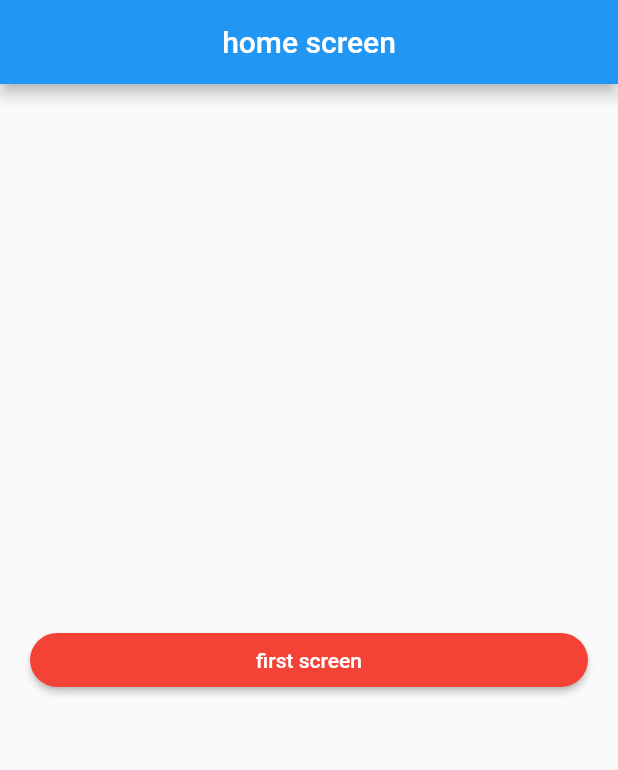
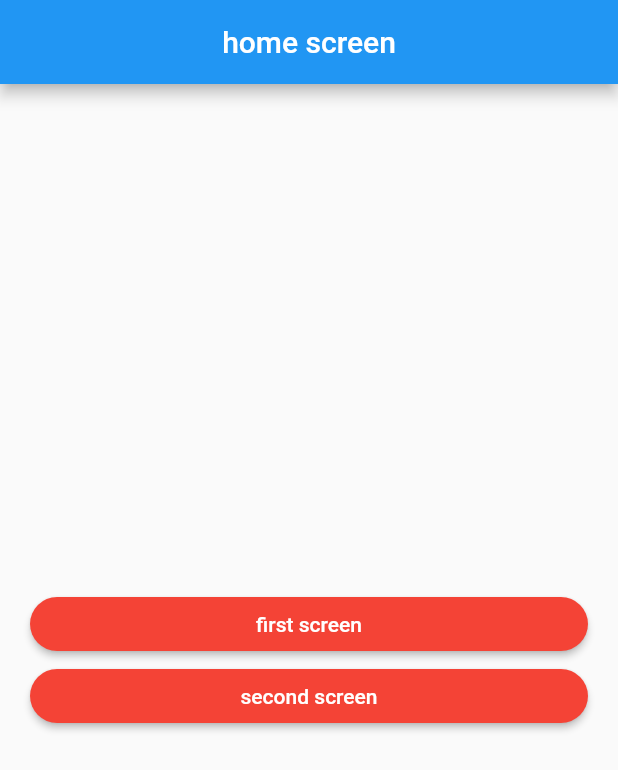
Before and after one commit to Latrevion/u_l_flutter_getx, a Flutter app: the screen it shows after launch, on a phone screen of 412 x 824 dp. Shown: the top 770 px of the screen. Run offline on Flutter 3.47's test engine with Material 2 defaults, Android fonts, the phone set to English and light mode, and no system bars; our stand-ins replace get.

Commit message:
DI part2

```diff
--- a/lib/main.dart
+++ b/lib/main.dart
@@ -16,7 +16,7 @@ class MyApp extends StatelessWidget {
       title: 'Flutter Demo',
       initialRoute: '/',
       getPages: [
-        GetPage(name: '/', page:()=>const HomeScreen(),transition: Transition.rightToLeft),
+        GetPage(name: '/', page:()=>  HomeScreen(),transition: Transition.rightToLeft),
       ],
       theme: ThemeData(
         primarySwatch: Colors.blue,
--- a/lib/controller/first_screen.dart
+++ b/lib/view/screens/first_screen.dart
@@ -1,6 +1,6 @@
 import 'package:flutter/material.dart';
 import 'package:get/get.dart';
-import 'home_controller.dart';
+import '../../controller/home_controller.dart';
 
 class FirstScreen extends StatelessWidget {
     FirstScreen({super.key});
--- a/lib/view/screens/home_screen.dart
+++ b/lib/view/screens/home_screen.dart
@@ -1,11 +1,13 @@
 import 'package:flutter/material.dart';
 import 'package:get/get.dart';
-import 'package:udemy/controller/first_screen.dart';
-
+import '../../controller/home_controller.dart';
+import 'second_screen.dart';
+import 'first_screen.dart';
 
 class HomeScreen extends StatelessWidget {
-  const HomeScreen({super.key});
-
+   HomeScreen({super.key});
+  final controller = Get.put( HomeController());
+  // final controller = Get.lazyPut(()=> HomeController());
   @override
   Widget build(BuildContext context) {
 
@@ -30,6 +32,19 @@ class HomeScreen extends StatelessWidget {
               },
               child: const Text('first screen'),
             ),
+          ),
+          Padding(
+            padding: const EdgeInsets.symmetric(horizontal: 20.0),
+            child: MaterialButton(
+              textColor: Colors.white,
+              color: Colors.red,
+              shape: RoundedRectangleBorder(
+                  borderRadius: BorderRadius.circular(25.0)),
+              onPressed: () {
+                Get.to(()=>  SecondScreen());
+              },
+              child: const Text('second screen'),
+            ),
           )
         ],
       ),
```
Also changed, not shown: lib/view/screens/second_screen.dart (added, +32 -0 lines).
